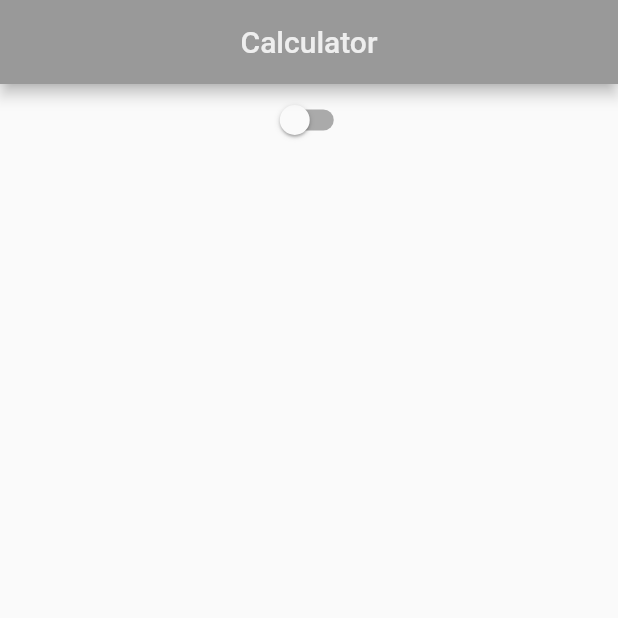
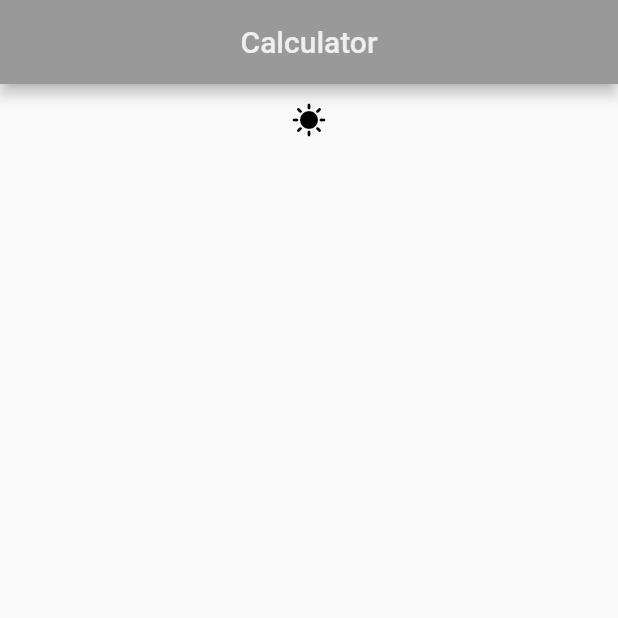
Before and after one commit to Kacp-R/kalk, a Flutter app: the screen it shows after launch, on a phone screen of 412 x 824 dp, the top half of it. Run offline on Flutter 3.47's test engine with Material 2 defaults, Android fonts, the phone set to English and light mode, and no system bars.

Commit message:
Added light/night mode icons

```diff
--- a/lib/main.dart
+++ b/lib/main.dart
@@ -40,7 +40,7 @@ class _MyAppState extends State<MyApp> {
         ),
         body: Column(
           children: [
-            Switch(value: _mem, onChanged: (bool)=> toggle()),
+            IconButton(onPressed: toggle, icon: _mem ? Icon(Icons.nights_stay, color: Colors.white) : Icon(Icons.sunny, color: Colors.black)),
             Expanded(
               child: Container(
                   padding: const EdgeInsets.all(16.0),
```
